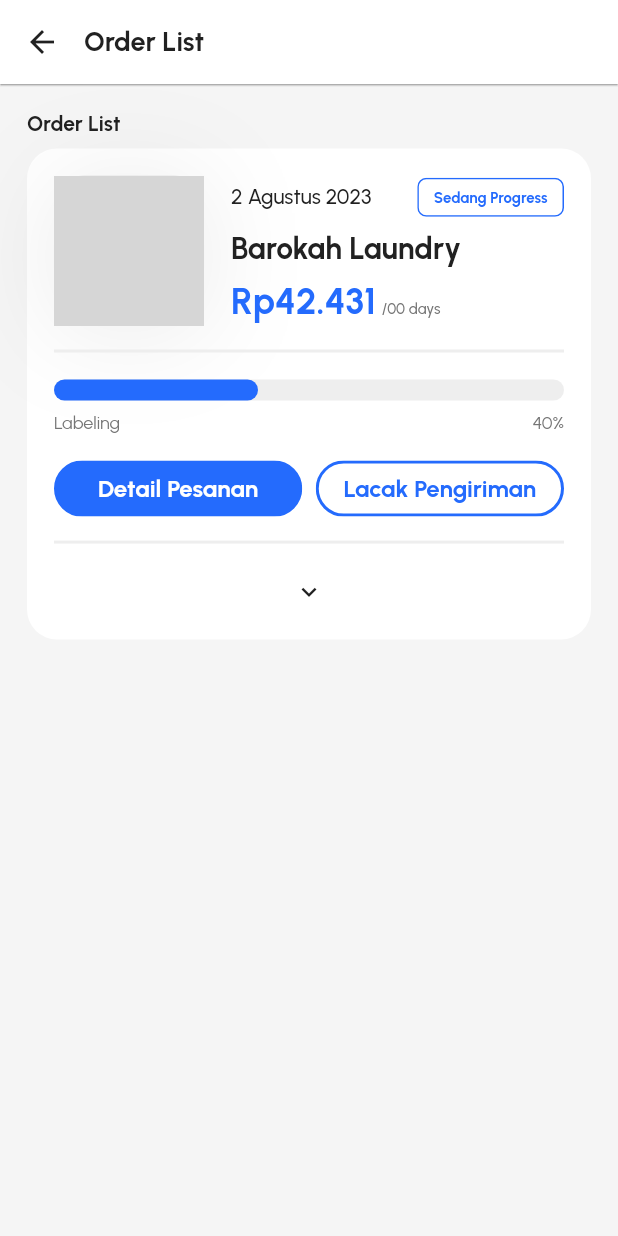
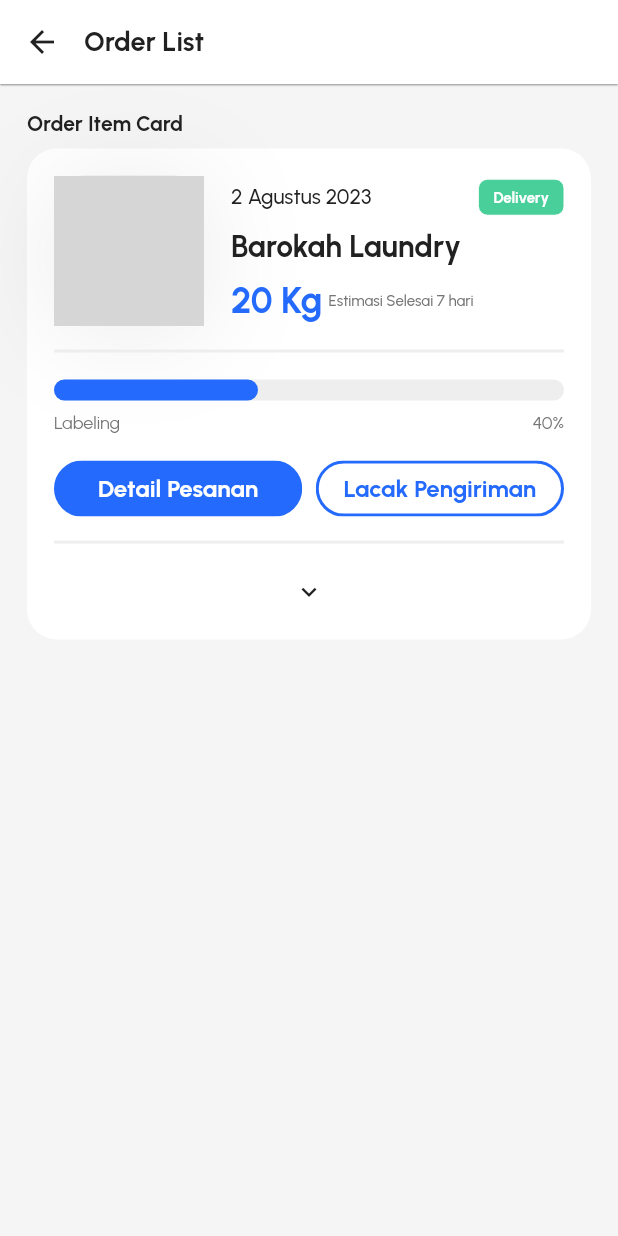
Before and after one commit to ideaver/alvamind-one-library-frontend, a Flutter app: the OrderListSamplesView screen opened by its route, on a phone screen of 412 x 824 dp. Run offline on Flutter 3.47's test engine with Material 2 defaults, Android fonts, the phone set to English and light mode, and no system bars; our stand-ins replace connectivity, firebase_messaging, flutter_local_notifications, flutter_secure_storage, get_it, internet_connection_checker and 8 more; missing offline and left inert: optimized_cached_image, syncfusion_flutter_core; accounts and stored records are empty; network calls fail; project files that could hold a hidden picture were left out; grey boxes are pictures that could not be loaded.

Commit message:
update more organism

```diff
--- a/lib/app/route/app_routes.dart
+++ b/lib/app/route/app_routes.dart
@@ -29,6 +29,7 @@ import '../../view/samples/card_pinpoin_delivery_samples_view.dart';
 import '../../view/samples/comment_and_review_list_samples_view.dart';
 import '../../view/samples/modal_popup_button_samples_view.dart';
 import '../../view/samples/modal_samples_view.dart';
+import '../../view/samples/operasional_card_samples_view.dart';
 import '../../view/samples/order_list_samples_view.dart';
 import '../../view/samples/order_type_info_samples_view.dart';
 import '../../view/samples/owner_oulet_card_samples_view.dart';
@@ -80,5 +81,6 @@ class AppRoutes {
     OrderTypeInfoSamplesView.routeName: (context) => const OrderTypeInfoSamplesView(),
     OrderListSamplesView.routeName: (context) => const OrderListSamplesView(),
     CardPinPoinDeliverySamplesView.routeName: (context) => const CardPinPoinDeliverySamplesView(),
+    OperasionalCardSamplesView.routeName: (context) => const OperasionalCardSamplesView(),
   };
 }
--- a/lib/view/samples/card_pinpoin_delivery_samples_view.dart
+++ b/lib/view/samples/card_pinpoin_delivery_samples_view.dart
@@ -21,7 +21,6 @@ class _CardPinPoinDeliverySamplesViewState extends State<CardPinPoinDeliverySamp
   @override
   Widget build(BuildContext context) {
     return Scaffold(
-      backgroundColor: AppColors.white,
       appBar: AppBar(title: const Text('Card PinPoin & Delivery')),
       body: SingleChildScrollView(
         padding: EdgeInsets.all(AppSizes.padding),
@@ -91,12 +90,16 @@ class _CardPinPoinDeliverySamplesViewState extends State<CardPinPoinDeliverySamp
             starImageCount: '50',
             title: 'Barokah Laundry',
             isProgress: true,
-            textPrice: 'Rp42.431',
-            statusPrice: '/00 days',
+            textPrice: '20 Kg',
+            statusPrice: 'Estimasi Selesai 7 hari',
             dateProgress: '2 Agustus 2023',
             textLeftButton: 'Detail Pesanan',
             textRightButton: 'Lacak Pengiriman',
             labelingCount: 40,
+            tagText: 'Delivery',
+            tagTextColor: AppColors.white,
+            tagColor: AppColors.greenLv3,
+            tagBorderWidth: 0,
             functionLeftButton: () {
               // TODO
             },
--- a/lib/view/samples/order_list_samples_view.dart
+++ b/lib/view/samples/order_list_samples_view.dart
@@ -36,7 +36,7 @@ class _OrderListSamplesViewState extends State<OrderListSamplesView> {
 
   Widget orderList() {
     return SampleWrapper(
-      title: 'Order List',
+      title: 'Order Item Card',
       widget: OrderList(
         title: 'Alasan',
         dateTime: '12 : 30 PM',
@@ -47,12 +47,16 @@ class _OrderListSamplesViewState extends State<OrderListSamplesView> {
           starImageCount: '50',
           title: 'Barokah Laundry',
           isProgress: true,
-          textPrice: 'Rp42.431',
-          statusPrice: '/00 days',
+          textPrice: '20 Kg',
+          statusPrice: 'Estimasi Selesai 7 hari',
           dateProgress: '2 Agustus 2023',
           textLeftButton: 'Detail Pesanan',
           textRightButton: 'Lacak Pengiriman',
           labelingCount: 40,
+          tagText: 'Delivery',
+          tagTextColor: AppColors.white,
+          tagColor: AppColors.greenLv3,
+          tagBorderWidth: 0,
           functionLeftButton: () {
             // TODO
           },
--- a/lib/widget/organism/card_pinpoin_delivery/courier_content.dart
+++ b/lib/widget/organism/card_pinpoin_delivery/courier_content.dart
@@ -2,7 +2,7 @@ import 'package:flutter/material.dart';
 
 import '../../../app/theme/app_sizes.dart';
 import '../../atom/app_image.dart';
-import '../../molecule/account_list.dart';
+import '../../molecule/app_account_list.dart';
 
 class CourierContent extends StatelessWidget {
   final String nameCourier;
--- a/lib/widget/organism/order_card/order_card.dart
+++ b/lib/widget/organism/order_card/order_card.dart
@@ -27,6 +27,12 @@ class OrderCard extends StatelessWidget {
   final double? labelingCount;
   final String? starImageCount;
   final Color? backgroundColor;
+  //
+  final Color? tagColor;
+  final String? tagText;
+  final double? tagBorderWidth;
+  final Color? tagBorderColor;
+  final Color? tagTextColor;
   final void Function()? functionRightButton;
   final void Function()? functionLeftButton;
 
@@ -50,6 +56,11 @@ class OrderCard extends StatelessWidget {
     this.textRightButton,
     this.starImageCount,
     this.backgroundColor,
+    this.tagBorderColor,
+    this.tagBorderWidth,
+    this.tagColor,
+    this.tagText,
+    this.tagTextColor,
   });
 
   @override
@@ -74,6 +85,7 @@ class OrderCard extends StatelessWidget {
                   children: [
                     isProgress == true ? statusProgress() : SizedBox.shrink(),
                     isProgress == true ? SizedBox(height: AppSizes.padding / 2) : SizedBox.shrink(),
+                    //
                     Column(
                       crossAxisAlignment: CrossAxisAlignment.start,
                       children: [
@@ -176,12 +188,12 @@ class OrderCard extends StatelessWidget {
             style: AppTextStyle.medium(size: 14),
           ),
         ),
-        const AppTags(
-          text: 'Sedang Progress',
-          color: AppColors.white,
-          textColor: AppColors.primary,
-          borderWidth: 1,
-          borderColor: AppColors.primary,
+        AppTags(
+          text: tagText ?? 'Sedang Progress',
+          color: tagColor ?? AppColors.white,
+          textColor: tagTextColor ?? AppColors.primary,
+          borderWidth: tagBorderWidth ?? 1,
+          borderColor: tagTextColor ?? AppColors.primary,
         ),
       ],
     );
@@ -221,7 +233,7 @@ class OrderCard extends StatelessWidget {
 
   Widget priceStatus() {
     return Row(
-      crossAxisAlignment: CrossAxisAlignment.end,
+      crossAxisAlignment: CrossAxisAlignment.center,
       children: [
         Row(
           children: [
--- a/lib/widget/organism/order_list/order_list.dart
+++ b/lib/widget/organism/order_list/order_list.dart
@@ -105,7 +105,7 @@ class _OrderListState extends State<OrderList> {
                 ),
           AppIconButton(
             buttonColor: AppColors.transparent,
-            padding: EdgeInsets.all(4),
+            padding: const EdgeInsets.all(4),
             icon: Icon(
               isShow == false ? Icons.keyboard_arrow_down : Icons.keyboard_arrow_up,
               size: 20,
@@ -121,10 +121,7 @@ class _OrderListState extends State<OrderList> {
     );
   }
 
-  Widget textBetween(
-    String leftText,
-    String rightText,
-  ) {
+  Widget textBetween(String leftText, String rightText) {
     return Row(
       mainAxisAlignment: MainAxisAlignment.spaceBetween,
       children: [
--- a/pubspec.yaml
+++ b/pubspec.yaml
@@ -56,6 +56,7 @@ dependencies:
   loading_indicator: ^3.1.1
   syncfusion_flutter_core: ^22.1.37
   syncfusion_flutter_sliders: ^22.1.37
+  toggle_switch: ^2.1.0
 
 
   # The following adds the Cupertino Icons font to your application.
```
Also changed, not shown: lib/view/samples/operasional_card_samples_view.dart (added, +119 -0 lines), lib/widget/molecule/app_account_list.dart (renamed from lib/widget/molecule/account_list.dart), pubspec.lock.
